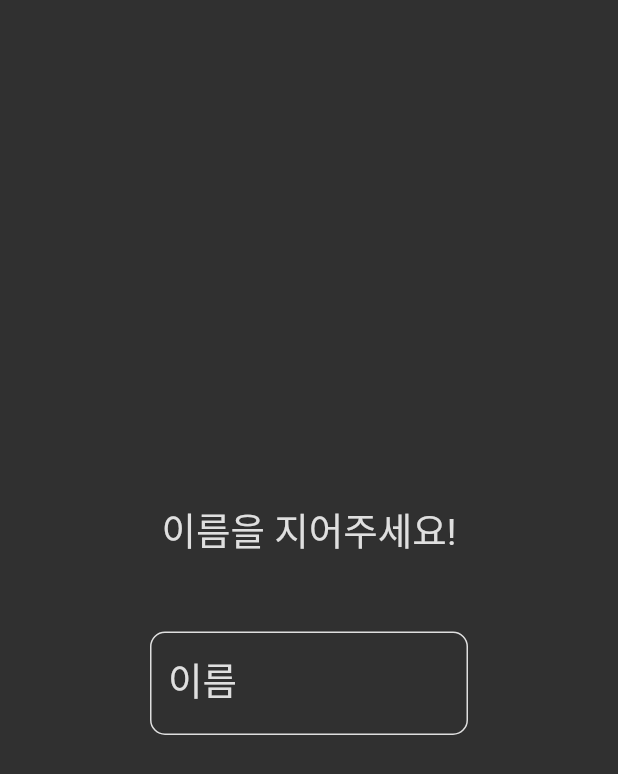
After one commit to egyeasy/healthmon, a Flutter app: the NamingView screen opened directly, on a phone screen of 412 x 824 dp. The commit adds this screen. Shown: the top 774 px of the screen. Run offline on Flutter 3.47's test engine with Material 2 defaults, Android fonts, the phone set to English and light mode, and no system bars; our stand-ins replace shared_preferences; accounts and stored records are empty; statements that could not run were skipped.

Commit message:
implement naming view

```diff
--- /dev/null
+++ b/lib/colors.dart
@@ -0,0 +1,3 @@
+import 'package:flutter/material.dart';
+
+const Color whiteColor = Color(0xFFDFDFDF);
--- a/lib/main.dart
+++ b/lib/main.dart
@@ -1,5 +1,5 @@
 import 'package:flutter/material.dart';
-import 'package:healthmon/home.dart';
+import 'package:healthmon/home_view.dart';
 
 void main() {
   runApp(const MyApp());
--- /dev/null
+++ b/lib/naming_view.dart
@@ -0,0 +1,62 @@
+import 'package:flutter/material.dart';
+import 'package:healthmon/colors.dart';
+import 'package:healthmon/strings.dart';
+import 'package:healthmon/util.dart';
+
+class NamingView extends StatefulWidget {
+  @override
+  State<NamingView> createState() => NamingViewState();
+}
+
+class NamingViewState extends State<NamingView> {
+  final String namingTitle = "이름을 지어주세요!";
+  final String nameLabel = "이름";
+
+  @override
+  Widget build(BuildContext context) {
+    return Scaffold(
+      backgroundColor: const Color(0xFF303030),
+      body: Column(
+        mainAxisAlignment: MainAxisAlignment.center,
+        children: [
+          Text(
+            namingTitle,
+            textAlign: TextAlign.center,
+            style: getTextStyle(25, whiteColor),
+          ),
+          const SizedBox(height: 50),
+          Padding(
+            padding: const EdgeInsets.only(left: 100, right: 100),
+            child: TextField(
+              onSubmitted: (inputText) {
+                _onSubmitted(inputText);
+              },
+              style: getTextStyle(25, whiteColor),
+              decoration: InputDecoration(
+                labelText: nameLabel,
+                labelStyle: getTextStyle(25, whiteColor),
+                focusedBorder: const OutlineInputBorder(
+                  borderRadius: BorderRadius.all(Radius.circular(10.0)),
+                  borderSide: BorderSide(width: 1, color: whiteColor),
+                ),
+                enabledBorder: const OutlineInputBorder(
+                  borderRadius: BorderRadius.all(Radius.circular(10.0)),
+                  borderSide: BorderSide(width: 1, color: whiteColor),
+                ),
+                border: const OutlineInputBorder(
+                  borderRadius: BorderRadius.all(Radius.circular(10.0)),
+                ),
+              ),
+            ),
+          ),
+        ],
+      ),
+    );
+  }
+
+  _onSubmitted(String inputText) {
+    setStringSharedPreference(pokemonNameKey, inputText);
+    setBoolSharedPreference(isBeginnerKey, false);
+    Navigator.pushNamedAndRemoveUntil(context, '/', (route) => false);
+  }
+}
--- a/lib/strings.dart
+++ b/lib/strings.dart
@@ -1,2 +1,3 @@
 const String isBeginnerKey = "IS_BEGINNER";
 const String selectedPokemonKey = "SELECTED_POKEMON";
+const String pokemonNameKey = "POKEMON_NAME";
--- a/lib/welcome_view.dart
+++ b/lib/welcome_view.dart
@@ -1,4 +1,5 @@
 import 'package:flutter/material.dart';
+import 'package:healthmon/colors.dart';
 import 'package:healthmon/selection_view.dart';
 import 'package:healthmon/util.dart';
 
@@ -42,7 +43,7 @@ class WelcomeViewState extends State<WelcomeView> {
     return Text(
       welcomeString,
       textAlign: TextAlign.center,
-      style: getTextStyle(25, const Color(0xFFDFDFDF)),
+      style: getTextStyle(25, whiteColor),
     );
   }
 }
```
Also changed, not shown: lib/home_view.dart (renamed from lib/home.dart, +11 -20 lines), lib/selection_view.dart (+6 -5 lines).
